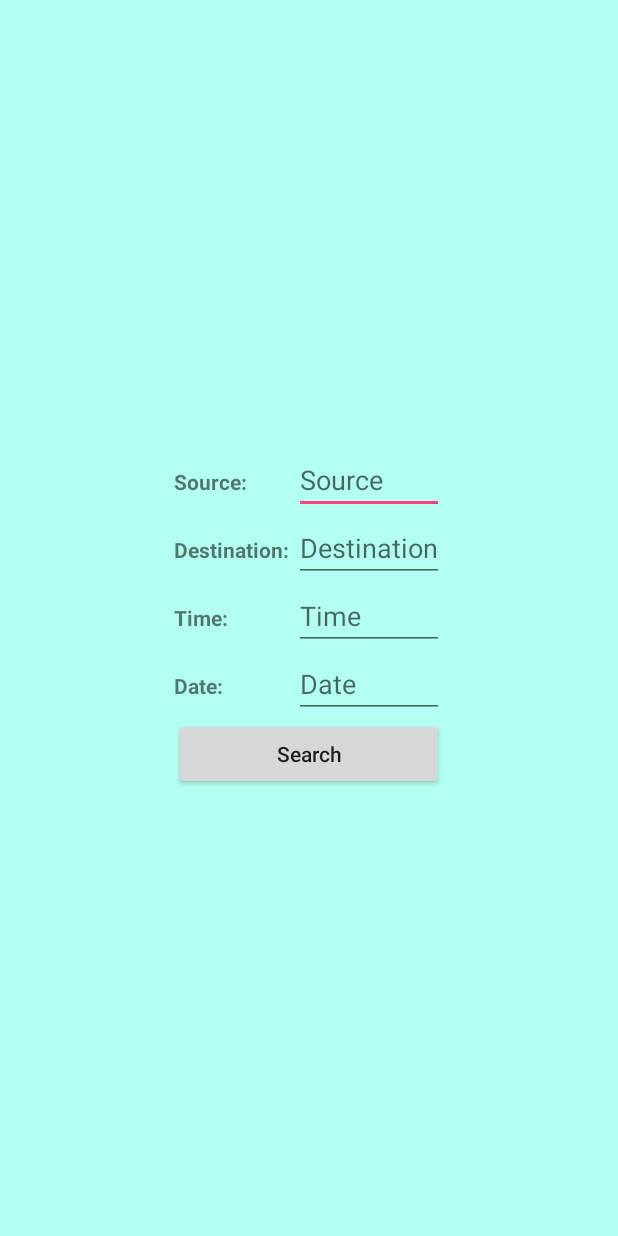
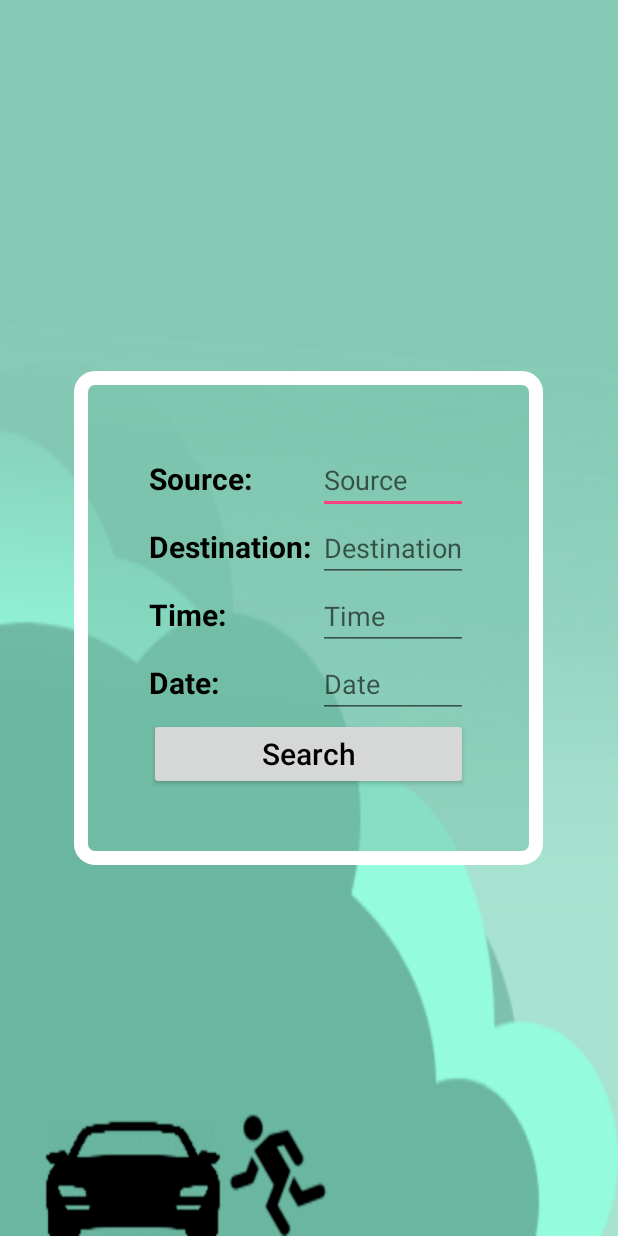
Before and after one commit to wardah9/Project_CarPoolingApplication, an Android app: the layout activity_ride_offer.xml on its own in the app's theme, with its tools: preview values and no code run, on a phone screen of 412 x 824 dp. Run offline under Robolectric (Android 15) with nearby library versions, the phone set to English and light mode, and no system bars.

Commit message:
design stuff

```diff
--- a/app/src/main/java/carpoolingapplication/carpooling/com/fragment/RegistrationFragment.java
+++ b/app/src/main/java/carpoolingapplication/carpooling/com/fragment/RegistrationFragment.java
@@ -155,8 +155,7 @@ public class RegistrationFragment extends Fragment {
             ArrayAdapter adapter = new ArrayAdapter(this, android.R.layout.simple_spinner_dropdown_item, items);
             userGender.setAdapter(adapter);
 
-            if (userName.getText().length() > 5 &&
-                    userName.getText().length() != 0) {
+            if (userName.getText().length() > 5 && userName.getText().length() != 0) {
 
             }
 
@@ -165,8 +164,7 @@ public class RegistrationFragment extends Fragment {
             }
 
 
-            if (userPhone.getText().length() > 5 &&
-                    userPhone.getText().length() != 0) {
+            if (userPhone.getText().length() > 5 && userPhone.getText().length() != 0) {
 
             }
 
--- /dev/null
+++ b/app/src/main/res/drawable/my_border.xml
@@ -0,0 +1,13 @@
+<?xml version="1.0" encoding="utf-8"?>
+<shape xmlns:android="http://schemas.android.com/apk/res/android" android:shape="rectangle" >
+
+    <!-- View background color -->
+    <solid android:color="#7f77c1a8" ></solid>
+
+    <!-- View border color and width -->
+    <stroke android:width="9dp" android:color="#ffffff" ></stroke>
+
+    <!-- The radius makes the corners rounded -->
+    <corners android:radius="9dp"></corners>
+
+</shape>
--- a/app/src/main/res/layout/activity_ride_offer.xml
+++ b/app/src/main/res/layout/activity_ride_offer.xml
@@ -5,12 +5,13 @@
     android:layout_width="match_parent"
     android:layout_height="match_parent"
     android:orientation="vertical"
-    android:background="#b3fff1">
+    android:background="@drawable/back3"
+    android:gravity="center">
 <TableLayout
     android:layout_width="wrap_content"
-    android:layout_height="fill_parent"
-    android:layout_gravity="center"
-    android:gravity="center">
+    android:layout_height="wrap_content"
+    android:padding="50dp"
+    android:background="@drawable/my_border">
 
     <TableRow
         android:layout_width="wrap_content"
@@ -21,6 +22,8 @@
             android:layout_width="wrap_content"
             android:layout_height="wrap_content"
             android:text="Source: "
+            android:textSize="20dp"
+            android:textColor="#000"
             android:textStyle="bold" />
 
         <EditText
@@ -38,9 +41,11 @@
 
         <TextView
             android:id="@+id/d1Text"
+            android:textSize="20dp"
             android:layout_width="wrap_content"
             android:layout_height="wrap_content"
             android:text="Destination: "
+            android:textColor="#000"
             android:textStyle="bold" />
 
         <EditText
@@ -61,6 +66,8 @@
             android:layout_width="wrap_content"
             android:layout_height="wrap_content"
             android:layout_alignBaseline="@+id/tText"
+            android:textColor="#000"
+            android:textSize="20dp"
             android:inputType="time"
             android:text="Time: "
             android:textStyle="bold" />
@@ -82,6 +89,8 @@
             android:layout_width="wrap_content"
             android:layout_height="wrap_content"
             android:inputType="date"
+            android:textSize="20dp"
+            android:textColor="#000"
             android:text="Date: "
             android:textStyle="bold" />
 
@@ -97,6 +106,8 @@
     <Button
         android:id="@+id/search"
         android:textAllCaps="false"
+        android:textColor="#000"
+        android:textSize="20dp"
         android:layout_width="wrap_content"
         android:layout_height="wrap_content"
         android:layout_gravity="center"
--- a/app/src/main/res/layout/custom_dialog_ex2.xml
+++ b/app/src/main/res/layout/custom_dialog_ex2.xml
@@ -1,7 +1,8 @@
 <?xml version="1.0" encoding="utf-8"?>
 <LinearLayout xmlns:android="http://schemas.android.com/apk/res/android"
     android:orientation="vertical" android:layout_width="match_parent"
-    android:layout_height="match_parent">
+    android:layout_height="match_parent"
+    android:background="#cc62b3a0">
     <RelativeLayout
         android:gravity="center"
         android:layout_width="match_parent"
--- a/app/src/main/res/layout/fragment_main.xml
+++ b/app/src/main/res/layout/fragment_main.xml
@@ -25,14 +25,16 @@
             android:layout_marginTop="40dp"
             android:layout_gravity="center"
             android:layout_width="match_parent"
-            android:layout_height="wrap_content" />
+            android:layout_height="wrap_content"
+            android:theme="@style/Button"/>
         <Button
             android:layout_marginTop="80dp"
             android:text="find a Car"
             android:id="@+id/find_Car"
             android:layout_gravity="center"
             android:layout_width="match_parent"
-            android:layout_height="wrap_content" />
+            android:layout_height="wrap_content"
+            android:theme="@style/Button"/>
 
         <!--<ImageView-->
             <!--android:scaleType="fitXY"-->
--- a/app/src/main/res/layout/fragment_services.xml
+++ b/app/src/main/res/layout/fragment_services.xml
@@ -21,14 +21,15 @@ android:layout_height="match_parent">
     <Button
         android:text="Share my Car"
         android:id="@+id/share_my_Car"
-        android:theme="@style/Button"
         android:layout_marginTop="40dp"
         android:layout_gravity="center"
         android:layout_width="match_parent"
-        android:layout_height="wrap_content" />
+        android:layout_height="wrap_content"
+        android:theme="@style/Button"/>
     <Button
         android:layout_marginTop="80dp"
         android:text="find a Car"
+        android:theme="@style/Button"
         android:id="@+id/find_Car"
         android:layout_gravity="center"
         android:layout_width="match_parent"
```
Also changed, not shown: app/src/main/AndroidManifest.xml (+8 -14 lines), app/src/main/res/layout/fragment_about_app.xml (+20 -16 lines), app/src/main/res/layout/fragment_account.xml (+7 -4 lines), app/src/main/res/values/styles.xml (+5 -2 lines).
